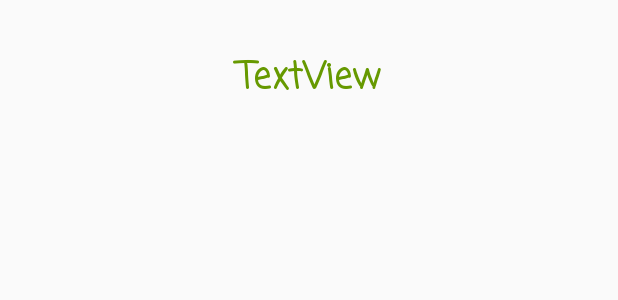
After one commit to waffoo/app, an Android app: the layout activity_display_message.xml on its own in the app's theme, with its tools: preview values and no code run, on a phone screen of 412 x 824 dp. The commit adds this screen. Shown: the top 300 px of the screen. Run offline under Robolectric (Android 15) with nearby library versions, the phone set to English and light mode, and no system bars.

Commit message:
add second activity

```diff
--- a/AndroidStudioProjects/FirstApp/app/src/main/AndroidManifest.xml
+++ b/AndroidStudioProjects/FirstApp/app/src/main/AndroidManifest.xml
@@ -16,6 +16,8 @@
                 <category android:name="android.intent.category.LAUNCHER" />
             </intent-filter>
         </activity>
+        <activity android:name=".DisplayMessageActivity"
+                  android:parentActivityName=".MainActivity"></activity>
     </application>
 
 </manifest>
--- /dev/null
+++ b/AndroidStudioProjects/FirstApp/app/src/main/res/layout/activity_display_message.xml
@@ -0,0 +1,27 @@
+<?xml version="1.0" encoding="utf-8"?>
+<android.support.constraint.ConstraintLayout xmlns:android="http://schemas.android.com/apk/res/android"
+    xmlns:app="http://schemas.android.com/apk/res-auto"
+    xmlns:tools="http://schemas.android.com/tools"
+    android:layout_width="match_parent"
+    android:layout_height="match_parent"
+    tools:context=".DisplayMessageActivity">
+
+    <TextView
+        android:id="@+id/textView"
+        android:layout_width="304dp"
+        android:layout_height="72dp"
+        android:layout_marginEnd="151dp"
+        android:layout_marginLeft="151dp"
+        android:layout_marginRight="151dp"
+        android:layout_marginStart="151dp"
+        android:layout_marginTop="16dp"
+        android:gravity="center"
+        android:text="TextView"
+        android:textColor="@android:color/holo_green_dark"
+        android:textSize="24sp"
+        android:textStyle="bold"
+        app:fontFamily="casual"
+        app:layout_constraintEnd_toEndOf="parent"
+        app:layout_constraintStart_toStartOf="parent"
+        app:layout_constraintTop_toTopOf="parent" />
+</android.support.constraint.ConstraintLayout>
--- a/AndroidStudioProjects/FirstApp/app/src/main/res/layout/activity_main.xml
+++ b/AndroidStudioProjects/FirstApp/app/src/main/res/layout/activity_main.xml
@@ -29,6 +29,7 @@
         android:layout_marginLeft="16dp"
         android:layout_marginRight="8dp"
         android:layout_marginStart="16dp"
+        android:onClick="sendMessage"
         android:text="@string/button_send"
         android:textAllCaps="false"
         app:layout_constraintBaseline_toBaselineOf="@+id/editText2"
```
Also changed, not shown: AndroidStudioProjects/FirstApp/app/src/main/java/com/example/firstapp/DisplayMessageActivity.java (added, +21 -0 lines), AndroidStudioProjects/FirstApp/app/src/main/java/com/example/firstapp/MainActivity.java (+12 -0 lines).
